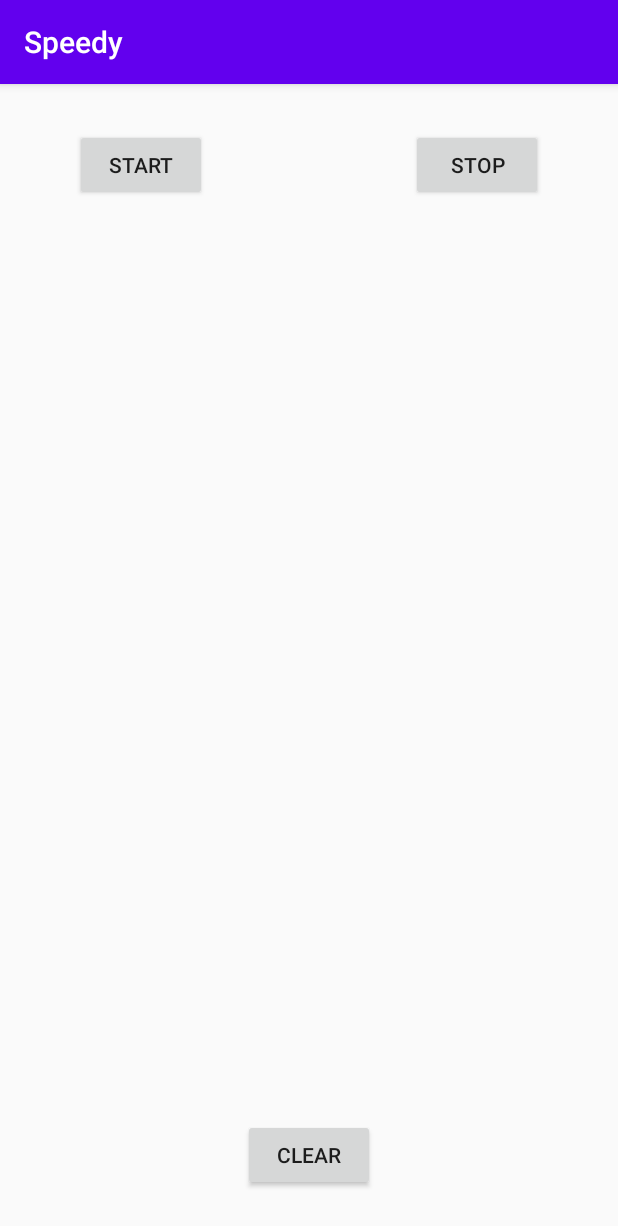
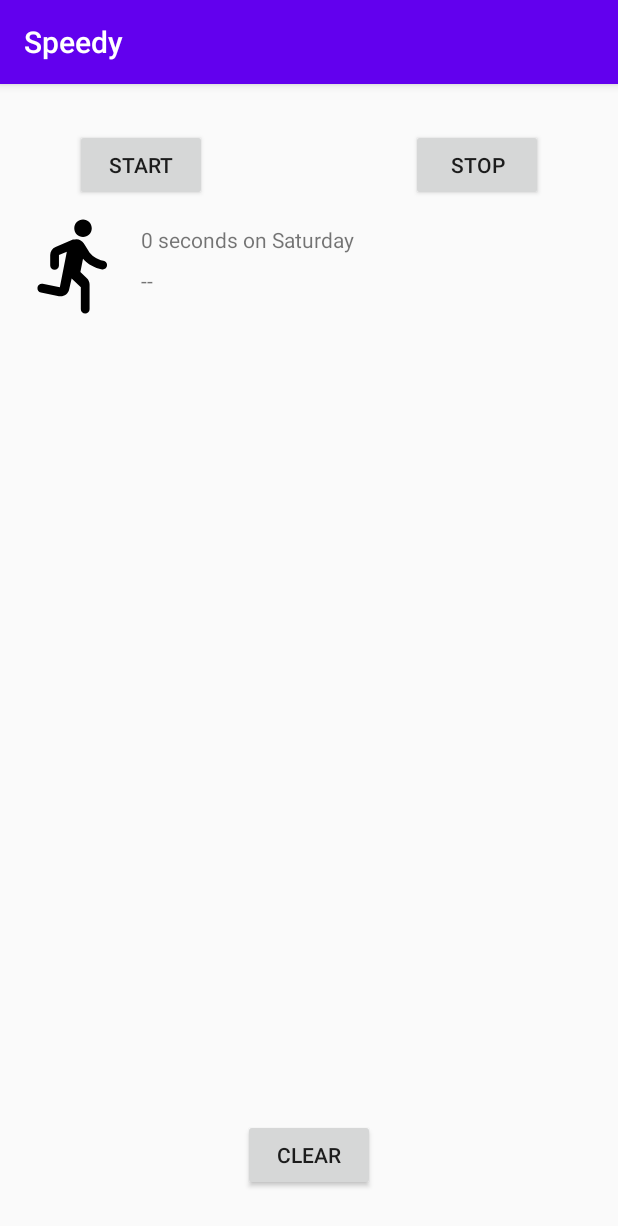
Before and after one commit to danpgomez/Speedy, an Android app: the screen it shows after launch (MainActivity), after a tap on "START", on a phone screen of 412 x 824 dp. Shown: the top 1226 px of the screen. Run offline under Robolectric (Android 15) with nearby library versions, the phone set to English and light mode, and no system bars; our stand-ins replace Room's generated code, data binding; 3 statements that could not run were skipped.

Commit message:
Convert ScrollView to RecyclerView with a vertical LinearLayout

```diff
--- a/app/build.gradle
+++ b/app/build.gradle
@@ -14,7 +14,7 @@ android {
         targetSdkVersion 29
         versionCode 1
         versionName "1.0"
-
+        vectorDrawables.useSupportLibrary = true
         testInstrumentationRunner "androidx.test.runner.AndroidJUnitRunner"
     }
 
@@ -55,6 +55,10 @@ dependencies {
     // Coroutines
     implementation 'org.jetbrains.kotlinx:kotlinx-coroutines-core:1.3.7'
 
+    // RecyclerView
+    implementation "androidx.recyclerview:recyclerview:1.1.0"
+    implementation "androidx.recyclerview:recyclerview-selection:1.1.0-rc01"
+
     // Test helpers
     testImplementation "androidx.room:room-testing:$room_version"
 }
--- a/app/src/main/java/com/e/speedy/Util.kt
+++ b/app/src/main/java/com/e/speedy/Util.kt
@@ -5,12 +5,54 @@ import android.content.res.Resources
 import android.os.Build
 import android.text.Html
 import android.text.Spanned
+import android.widget.TextView
 import androidx.core.text.HtmlCompat
+import androidx.recyclerview.widget.RecyclerView
 import com.e.speedy.database.Run
+import java.util.*
 import java.text.SimpleDateFormat
+import java.util.concurrent.TimeUnit
+
+/* These functions create a formatted string that can be set in a TextView. */
+
+private val ONE_MINUTE_MILLIS = TimeUnit.MILLISECONDS.convert(1, TimeUnit.MINUTES)
+private val ONE_HOUR_MILLIS = TimeUnit.MILLISECONDS.convert(1, TimeUnit.HOURS)
+
+/*
+* Convert a duration to a formatted string for display
+*
+* Examples:
+*
+* 6 minutes on Wednesday
+* 2 minutes on Monday
+* 40 hours on Thursday
+*
+* @param startTimeMilli the start of an interval
+* @param endTimeMilli the end of the interval
+* @param res resources used to load formatted strings
+* */
+
+fun convertDurationToFormatted(startTimeMilli: Long, endTimeMilli: Long, res: Resources): String {
+    val durationMilli = endTimeMilli - startTimeMilli
+    val weekdayString = SimpleDateFormat("EEEE", Locale.getDefault()).format(startTimeMilli)
+
+    return when {
+        durationMilli < ONE_MINUTE_MILLIS -> {
+            val seconds = TimeUnit.SECONDS.convert(durationMilli, TimeUnit.MILLISECONDS)
+            res.getString(R.string.seconds_length, seconds, weekdayString)
+        }
+        durationMilli < ONE_HOUR_MILLIS -> {
+            val minutes = TimeUnit.MINUTES.convert(durationMilli, TimeUnit.MILLISECONDS)
+            res.getString(R.string.minutes_length, minutes, weekdayString)
+        }
+        else -> {
+            val hours = TimeUnit.HOURS.convert(durationMilli, TimeUnit.MINUTES)
+            res.getString(R.string.hours_length, hours, weekdayString)
+        }
+    }
+}
 
 /**
- * These functions create a formatted string that can be set in a TextView.
  * Returns a string representing the numeric quality rating.
  */
 
@@ -83,3 +125,5 @@ fun formatRuns(runs: List<Run>, resources: Resources): Spanned {
         return HtmlCompat.fromHtml(sb.toString(), HtmlCompat.FROM_HTML_MODE_LEGACY)
     }
 }
+
+class TextItemViewHolder(val textView: TextView): RecyclerView.ViewHolder(textView)
--- /dev/null
+++ b/app/src/main/java/com/e/speedy/runTracker/BindingUtil.kt
@@ -0,0 +1,38 @@
+package com.e.speedy.runTracker
+
+import android.widget.ImageView
+import android.widget.TextView
+import androidx.databinding.BindingAdapter
+import com.e.speedy.R
+import com.e.speedy.convertDurationToFormatted
+import com.e.speedy.convertNumericQualityToString
+import com.e.speedy.database.Run
+
+@BindingAdapter("runDurationFormatted")
+fun TextView.setRunDurationFormatted(item: Run?) {
+    item?.let {
+        text = convertDurationToFormatted(item.startTimeMillis, item.endTimeMillis, context.resources)
+    }
+}
+
+@BindingAdapter("runQualityString")
+fun TextView.setRunQualityFormatted(item: Run?) {
+    item?.let {
+        text = convertNumericQualityToString(item.runQuality, context.resources)
+    }
+}
+
+@BindingAdapter("runQualityImage")
+fun ImageView.setRunQualityImage(item: Run?) {
+    item?.let {
+        setImageResource(
+            when (item.runQuality) {
+                1 -> R.drawable.very_dissatisfied
+                2 -> R.drawable.dissatisfied
+                3 -> R.drawable.satisfied
+                4 -> R.drawable.very_satisfied
+                else -> R.drawable.active_run
+            }
+        )
+    }
+}
--- /dev/null
+++ b/app/src/main/java/com/e/speedy/runTracker/RunAdapter.kt
@@ -0,0 +1,51 @@
+package com.e.speedy.runTracker
+
+import android.view.LayoutInflater
+import android.view.ViewGroup
+import androidx.recyclerview.widget.DiffUtil
+import androidx.recyclerview.widget.ListAdapter
+import androidx.recyclerview.widget.RecyclerView
+import com.e.speedy.R
+import com.e.speedy.convertDurationToFormatted
+import com.e.speedy.convertNumericQualityToString
+import com.e.speedy.database.Run
+import com.e.speedy.databinding.ListItemRunBinding
+
+class RunAdapter: ListAdapter<Run, RunAdapter.ViewHolder>(RunDiffUtilCallback()) {
+
+    override fun onBindViewHolder(holder: ViewHolder, position: Int) {
+        val item = getItem(position)
+        holder.bind(item)
+    }
+
+    override fun onCreateViewHolder(parent: ViewGroup, viewType: Int): ViewHolder {
+        return ViewHolder.from(parent)
+    }
+
+    class ViewHolder private constructor(val binding: ListItemRunBinding): RecyclerView.ViewHolder(binding.root) {
+        fun bind(
+            item: Run
+        ) {
+            binding.run = item
+            binding.executePendingBindings()
+        }
+        companion object {
+            fun from(parent: ViewGroup): ViewHolder {
+                val layoutInflater = LayoutInflater.from(parent.context)
+                val binding = ListItemRunBinding.inflate(layoutInflater, parent, false)
+                return ViewHolder(binding)
+            }
+        }
+    }
+}
+
+class RunDiffUtilCallback: DiffUtil.ItemCallback<Run>() {
+    override fun areItemsTheSame(oldItem: Run, newItem: Run): Boolean {
+        return oldItem.runId == newItem.runId
+    }
+
+    override fun areContentsTheSame(oldItem: Run, newItem: Run): Boolean {
+        return oldItem == newItem
+    }
+
+}
--- a/app/src/main/java/com/e/speedy/runTracker/RunTrackerFragment.kt
+++ b/app/src/main/java/com/e/speedy/runTracker/RunTrackerFragment.kt
@@ -39,6 +39,14 @@ class RunTrackerFragment : Fragment() {
 
         binding.runTrackerViewModel = runTrackerViewModel
         binding.lifecycleOwner = this
+        val adapter = RunAdapter()
+        binding.runList.adapter = adapter
+
+        runTrackerViewModel.allRuns.observe(viewLifecycleOwner, Observer { runs ->
+            runs?.let {
+                adapter.submitList(runs)
+            }
+        })
 
         runTrackerViewModel.navigateToRunQuality.observe(viewLifecycleOwner, Observer { run ->
             run?.let {
--- a/app/src/main/java/com/e/speedy/runTracker/RunTrackerViewModel.kt
+++ b/app/src/main/java/com/e/speedy/runTracker/RunTrackerViewModel.kt
@@ -24,7 +24,7 @@ class RunTrackerViewModel(
 
     private val uiScope = CoroutineScope(Dispatchers.Main + viewModelJob)
     private var currentRun = MutableLiveData<Run?>()
-    private var allRuns = databaseDAO.getAllRuns()
+    var allRuns = databaseDAO.getAllRuns()
     val allRunsString = Transformations.map(allRuns) { runList ->
         formatRuns(runList, application.resources)
     }
--- /dev/null
+++ b/app/src/main/res/drawable/active_run.xml
@@ -0,0 +1,9 @@
+<vector xmlns:android="http://schemas.android.com/apk/res/android"
+    android:width="70dp"
+    android:height="70dp"
+    android:viewportWidth="24"
+    android:viewportHeight="24">
+  <path
+      android:fillColor="#FF000000"
+      android:pathData="M13.49,5.48c1.1,0 2,-0.9 2,-2s-0.9,-2 -2,-2 -2,0.9 -2,2 0.9,2 2,2zM10.32,17.48l0.57,-2.5 2.1,2v5c0,0.55 0.45,1 1,1s1,-0.45 1,-1v-5.64c0,-0.55 -0.22,-1.07 -0.62,-1.45l-1.48,-1.41 0.6,-3c1.07,1.24 2.62,2.13 4.36,2.41 0.6,0.09 1.14,-0.39 1.14,-1 0,-0.49 -0.36,-0.9 -0.85,-0.98 -1.52,-0.25 -2.78,-1.15 -3.45,-2.33l-1,-1.6c-0.4,-0.6 -1,-1 -1.7,-1 -0.3,0 -0.5,0.1 -0.8,0.1L7.21,7.76c-0.74,0.32 -1.22,1.04 -1.22,1.85v2.37c0,0.55 0.45,1 1,1s1,-0.45 1,-1v-2.4l1.8,-0.7 -1.6,8.1 -3.92,-0.8c-0.54,-0.11 -1.07,0.24 -1.18,0.78L3.09,17c-0.11,0.54 0.24,1.07 0.78,1.18l4.11,0.82c1.06,0.21 2.1,-0.46 2.34,-1.52z"/>
+</vector>
--- a/app/src/main/res/layout/fragment_run_tracker.xml
+++ b/app/src/main/res/layout/fragment_run_tracker.xml
@@ -4,6 +4,7 @@
     xmlns:tools="http://schemas.android.com/tools">
 
     <data>
+
         <variable
             name="runTrackerViewModel"
             type="com.e.speedy.runTracker.RunTrackerViewModel" />
@@ -21,11 +22,11 @@
             android:layout_height="wrap_content"
             android:layout_marginStart="@dimen/large_margin"
             android:layout_marginTop="@dimen/medium_margin"
+            android:enabled="@{runTrackerViewModel.startButtonVisible}"
+            android:onClick="@{() -> runTrackerViewModel.onStarTracking()}"
             android:text="@string/start"
-            android:onClick="@{() -> runTrackerViewModel.onStarTracking()}"
             app:layout_constraintStart_toStartOf="parent"
-            app:layout_constraintTop_toTopOf="parent"
-            android:enabled="@{runTrackerViewModel.startButtonVisible}"/>
+            app:layout_constraintTop_toTopOf="parent" />
 
         <Button
             android:id="@+id/stop_button"
@@ -33,42 +34,52 @@
             android:layout_height="wrap_content"
             android:layout_marginTop="@dimen/medium_margin"
             android:layout_marginEnd="@dimen/large_margin"
+            android:enabled="@{runTrackerViewModel.stopButtonVisible}"
+            android:onClick="@{() -> runTrackerViewModel.onStopTracking()}"
             android:text="@string/stop"
-            android:onClick="@{() -> runTrackerViewModel.onStopTracking()}"
             app:layout_constraintEnd_toEndOf="parent"
-            app:layout_constraintTop_toTopOf="parent"
-            android:enabled="@{runTrackerViewModel.stopButtonVisible}"/>
+            app:layout_constraintTop_toTopOf="parent" />
 
         <Button
             android:id="@+id/clear_button"
             android:layout_width="wrap_content"
             android:layout_height="wrap_content"
             android:layout_marginBottom="@dimen/medium_margin"
+            android:enabled="@{runTrackerViewModel.clearButtonVisible}"
+            android:onClick="@{() -> runTrackerViewModel.onClear()}"
             android:text="@string/clear"
-            android:onClick="@{() -> runTrackerViewModel.onClear()}"
             app:layout_constraintBottom_toBottomOf="parent"
             app:layout_constraintEnd_toEndOf="parent"
             app:layout_constraintHorizontal_bias="0.5"
-            app:layout_constraintStart_toStartOf="parent"
-            android:enabled="@{runTrackerViewModel.clearButtonVisible}"/>
+            app:layout_constraintStart_toStartOf="parent" />
 
-        <ScrollView
-            android:layout_width="match_parent"
+        <!--        <ScrollView-->
+        <!--            android:layout_width="match_parent"-->
+        <!--            android:layout_height="0dp"-->
+        <!--            app:layout_constraintBottom_toTopOf="@+id/clear_button"-->
+        <!--            app:layout_constraintEnd_toEndOf="parent"-->
+        <!--            app:layout_constraintStart_toStartOf="parent"-->
+        <!--            app:layout_constraintTop_toBottomOf="@+id/start_button">-->
+
+        <!--            <TextView-->
+        <!--                android:id="@+id/runTextView"-->
+        <!--                android:layout_width="match_parent"-->
+        <!--                android:layout_height="wrap_content"-->
+        <!--                android:layout_marginStart="@dimen/small_margin"-->
+        <!--                android:layout_marginTop="@dimen/small_margin"-->
+        <!--                android:layout_marginEnd="@dimen/small_margin"-->
+        <!--                android:text="@{runTrackerViewModel.allRunsString}" />-->
+        <!--        </ScrollView>-->
+
+        <androidx.recyclerview.widget.RecyclerView
+            android:id="@+id/run_list"
+            android:layout_width="0dp"
             android:layout_height="0dp"
-            app:layout_constraintBottom_toTopOf="@+id/clear_button"
+            app:layout_constraintBottom_toTopOf="@id/clear_button"
             app:layout_constraintEnd_toEndOf="parent"
             app:layout_constraintStart_toStartOf="parent"
-            app:layout_constraintTop_toBottomOf="@+id/start_button">
-
-            <TextView
-                android:id="@+id/runTextView"
-                android:layout_width="match_parent"
-                android:layout_height="wrap_content"
-                android:layout_marginStart="@dimen/small_margin"
-                android:layout_marginTop="@dimen/small_margin"
-                android:layout_marginEnd="@dimen/small_margin"
-                android:text="@{runTrackerViewModel.allRunsString}" />
-        </ScrollView>
+            app:layout_constraintTop_toBottomOf="@id/stop_button"
+            app:layoutManager="androidx.recyclerview.widget.LinearLayoutManager"/>
 
     </androidx.constraintlayout.widget.ConstraintLayout>
 
--- /dev/null
+++ b/app/src/main/res/layout/list_item_run.xml
@@ -0,0 +1,57 @@
+<?xml version="1.0" encoding="utf-8"?>
+<layout xmlns:android="http://schemas.android.com/apk/res/android"
+    xmlns:app="http://schemas.android.com/apk/res-auto"
+    xmlns:tools="http://schemas.android.com/tools">
+
+    <data>
+        <variable
+            name="run"
+            type="com.e.speedy.database.Run" />
+    </data>
+
+    <androidx.constraintlayout.widget.ConstraintLayout
+        android:orientation="vertical"
+        android:layout_width="match_parent"
+        android:layout_height="wrap_content">
+
+        <ImageView
+            android:id="@+id/quality_imageView"
+            android:layout_width="wrap_content"
+            android:layout_height="wrap_content"
+            android:layout_marginStart="16dp"
+            android:layout_marginTop="8dp"
+            android:layout_marginBottom="8dp"
+            android:contentDescription="@string/run_quality"
+            app:layout_constraintStart_toStartOf="parent"
+            app:layout_constraintTop_toTopOf="parent"
+            app:layout_constraintBottom_toBottomOf="parent"
+            tools:srcCompat="@drawable/very_satisfied"
+            app:runQualityImage="@{run}"/>
+
+        <TextView
+            android:id="@+id/quality_string"
+            android:layout_width="0dp"
+            android:layout_height="wrap_content"
+            android:layout_marginTop="8dp"
+            android:textSize="14sp"
+            app:layout_constraintEnd_toEndOf="@id/run_length"
+            app:layout_constraintStart_toStartOf="@id/run_length"
+            app:layout_constraintTop_toBottomOf="@id/run_length"
+            tools:text="@string/very_satisfied"
+            app:runQualityString="@{run}"/>
+
+        <TextView
+            android:id="@+id/run_length"
+            android:layout_width="0dp"
+            android:layout_height="wrap_content"
+            android:layout_marginStart="8dp"
+            android:layout_marginTop="8dp"
+            android:layout_marginEnd="16dp"
+            android:textSize="14sp"
+            app:layout_constraintEnd_toEndOf="parent"
+            app:layout_constraintStart_toEndOf="@+id/quality_imageView"
+            app:layout_constraintTop_toTopOf="@+id/quality_imageView"
+            tools:text="@tools:sample/date/day_of_week"
+            app:runDurationFormatted="@{run}"/>
+    </androidx.constraintlayout.widget.ConstraintLayout>
+</layout>
--- /dev/null
+++ b/app/src/main/res/layout/text_item_view.xml
@@ -0,0 +1,7 @@
+<?xml version="1.0" encoding="utf-8"?>
+<TextView xmlns:android="http://schemas.android.com/apk/res/android"
+    android:textSize="24sp"
+    android:paddingStart="@dimen/small_margin"
+    android:paddingEnd="@dimen/small_margin"
+    android:layout_width="match_parent"
+    android:layout_height="wrap_content"/>
--- a/app/src/main/res/values/strings.xml
+++ b/app/src/main/res/values/strings.xml
@@ -35,4 +35,8 @@
 
     <!-- Toast to play after Clear button has been pressed -->
     <string name="cleared_message">All your run data is gone forever.</string>
+    <string name="run_quality">Run quality</string>
+    <string name="minutes_length">%d minutes on %s</string>
+    <string name="hours_length">%d hours on %s</string>
+    <string name="seconds_length">%d seconds on %s</string>
 </resources>
```
